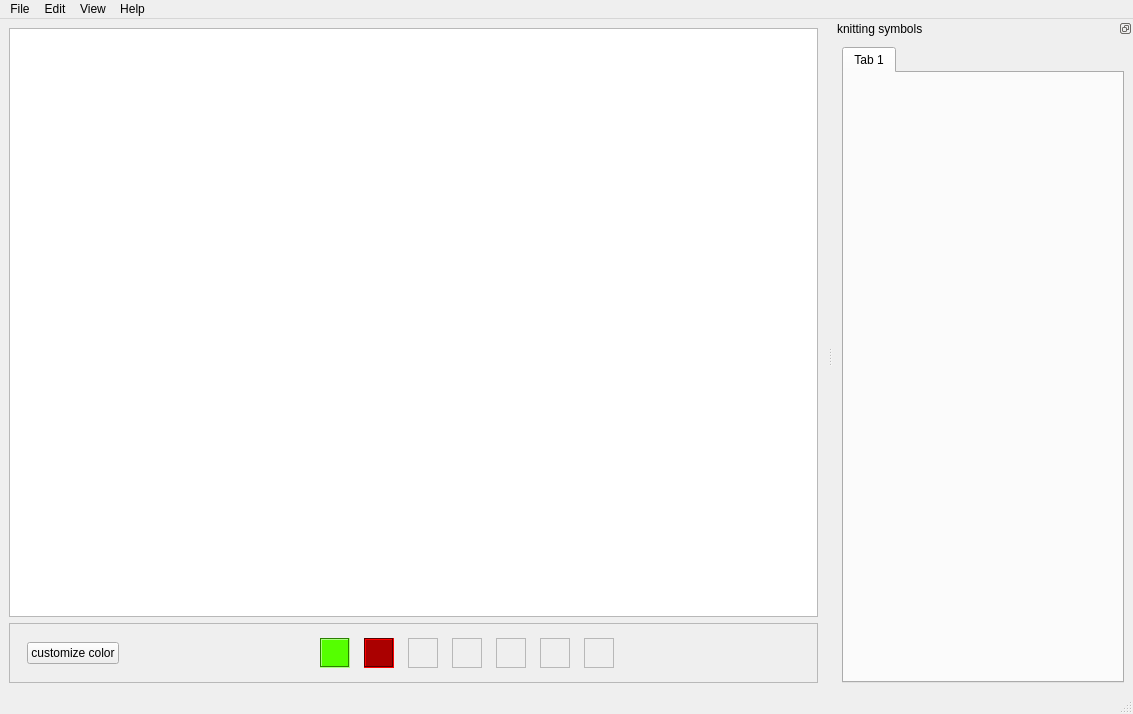
Qt form python_branch/gui/ui/mainWindow.ui (haskelladdict/sconcho) before a commit.
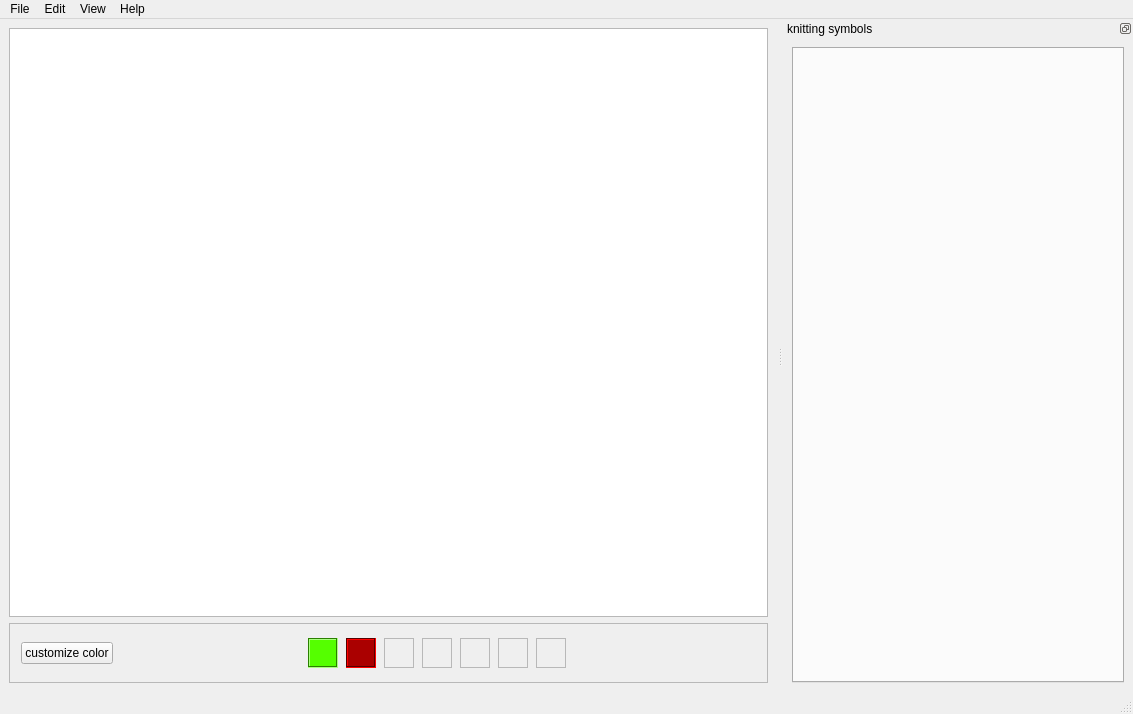
The same form after that commit. Icons and pictures are not drawn.

Commit message: Added more code for symbol widget.

```diff
--- a/python_branch/gui/ui/mainWindow.ui
+++ b/python_branch/gui/ui/mainWindow.ui
@@ -59,7 +59,7 @@
           <rect>
            <x>0</x>
            <y>0</y>
-           <width>803</width>
+           <width>753</width>
            <height>56</height>
           </rect>
          </property>
@@ -1174,7 +1174,7 @@
    </property>
    <property name="minimumSize">
     <size>
-     <width>300</width>
+     <width>350</width>
      <height>89</height>
     </size>
    </property>
@@ -1200,11 +1200,6 @@
        <property name="currentIndex">
         <number>0</number>
        </property>
-       <widget class="QWidget" name="basicTab">
-        <attribute name="title">
-         <string>Tab 1</string>
-        </attribute>
-       </widget>
       </widget>
      </item>
     </layout>
```
Left out of the diff: 2 changed lines with no effect on the pictures. The commit also changes 3 other files.
